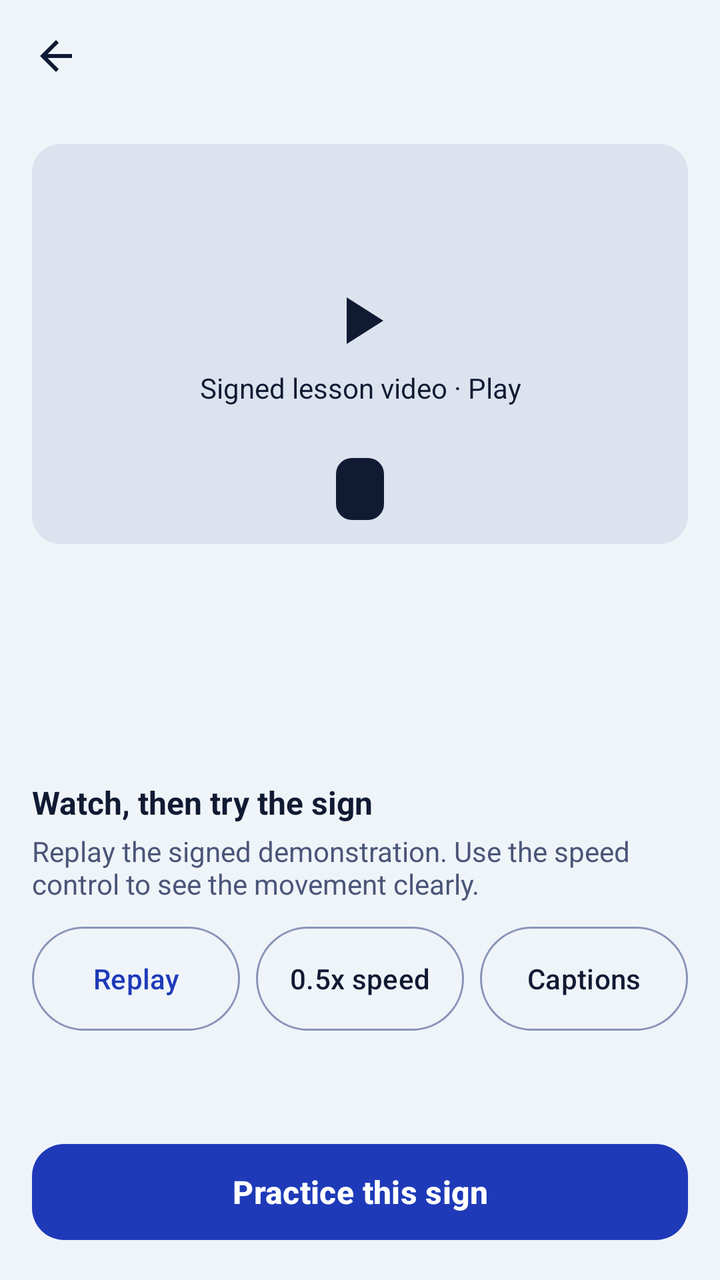
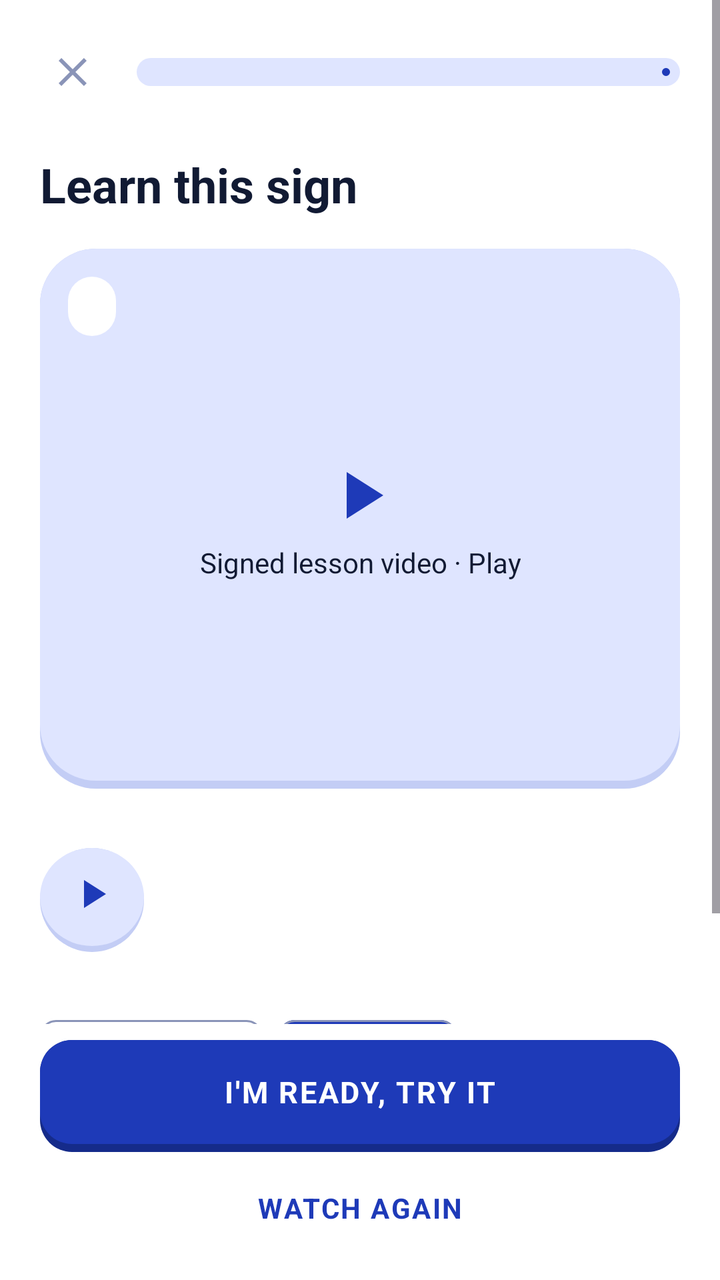

Compare the two renders of this Android layout. The source of the first and the diff that turns it into the second are given below.
<!-- AndroidManifest.xml: application theme Theme.Senyas -->
<!-- res/layout/fragment_sign_lesson.xml -->
<?xml version="1.0" encoding="utf-8"?>
<LinearLayout xmlns:android="http://schemas.android.com/apk/res/android"
    xmlns:app="http://schemas.android.com/apk/res-auto"
    android:layout_width="match_parent"
    android:layout_height="match_parent"
    android:orientation="vertical">

    <include layout="@layout/view_top_bar" />

    <ScrollView
        android:layout_width="match_parent"
        android:layout_height="0dp"
        android:layout_weight="1">

        <LinearLayout
            android:layout_width="match_parent"
            android:layout_height="wrap_content"
            android:orientation="vertical"
            android:padding="16dp">

            <FrameLayout
                android:id="@+id/video_box"
                android:layout_width="match_parent"
                android:layout_height="200dp"
                android:background="@drawable/bg_tile"
                android:backgroundTint="@color/skeleton"
                android:contentDescription="@string/signed_lesson_video_placeholder">

                <com.benten.senyas.SignVideoView
                    android:id="@+id/sign_video"
                    android:layout_width="match_parent"
                    android:layout_height="match_parent"
                    android:visibility="gone" />

                <LinearLayout
                    android:id="@+id/video_placeholder"
                    android:layout_width="wrap_content"
                    android:layout_height="wrap_content"
                    android:layout_gravity="center"
                    android:gravity="center"
                    android:orientation="vertical">

                    <ImageView android:id="@+id/iv_play" android:layout_width="40dp" android:layout_height="40dp" android:importantForAccessibility="no" android:src="@drawable/ic_play" app:tint="@color/text_primary" />
                    <TextView android:id="@+id/tv_video_state" android:layout_width="wrap_content" android:layout_height="wrap_content" android:layout_marginTop="4dp" android:gravity="center" android:text="@string/signed_lesson_video_play" android:textColor="@color/text_primary" android:textSize="14sp" />
                </LinearLayout>

                <TextView
                    android:id="@+id/tv_caption"
                    android:layout_width="wrap_content"
                    android:layout_height="wrap_content"
                    android:layout_gravity="bottom|center_horizontal"
                    android:layout_marginBottom="12dp"
                    android:background="@drawable/bg_tag"
                    android:backgroundTint="@color/navy"
                    android:paddingHorizontal="12dp"
                    android:paddingVertical="6dp"
                    android:textColor="@color/white"
                    android:textSize="14sp" />
            </FrameLayout>

            <TextView android:id="@+id/tv_video_credit" android:layout_width="match_parent" android:layout_height="wrap_content" android:layout_marginTop="6dp" android:text="@string/video_credit_fsl105" android:textColor="@color/text_secondary" android:textSize="12sp" android:visibility="gone" />

            <TextView android:id="@+id/tv_count" android:layout_width="match_parent" android:layout_height="wrap_content" android:layout_marginTop="16dp" android:textColor="@color/text_secondary" android:textSize="13sp" />
            <TextView android:id="@+id/tv_word" android:layout_width="match_parent" android:layout_height="wrap_content" android:textColor="@color/text_primary" android:textSize="32sp" android:textStyle="bold" />
            <TextView android:id="@+id/tv_translation" android:layout_width="match_parent" android:layout_height="wrap_content" android:textColor="@color/text_secondary" android:textSize="16sp" />

            <TextView android:layout_width="match_parent" android:layout_height="wrap_content" android:layout_marginTop="20dp" android:text="@string/watch_then_try_the_sign" android:textColor="@color/text_primary" android:textSize="16sp" android:textStyle="bold" />
            <TextView android:layout_width="match_parent" android:layout_height="wrap_content" android:layout_marginTop="4dp" android:text="@string/replay_the_signed_demonstration_use" android:textColor="@color/text_secondary" android:textSize="14sp" />

            <LinearLayout
                android:layout_width="match_parent"
                android:layout_height="wrap_content"
                android:layout_marginTop="12dp"
                android:orientation="horizontal">

                <com.google.android.material.button.MaterialButton android:id="@+id/btn_replay" style="?attr/materialButtonOutlinedStyle" android:paddingHorizontal="8dp" android:layout_width="0dp" android:layout_height="wrap_content" android:minHeight="52dp" android:layout_weight="1" android:layout_marginEnd="8dp" android:insetTop="0dp" android:insetBottom="0dp" android:text="@string/replay" />
                <com.google.android.material.button.MaterialButton android:id="@+id/btn_speed" style="?attr/materialButtonOutlinedStyle" android:paddingHorizontal="8dp" android:layout_width="0dp" android:layout_height="wrap_content" android:minHeight="52dp" android:layout_weight="1" android:layout_marginEnd="8dp" android:insetTop="0dp" android:insetBottom="0dp" android:checkable="true" android:text="@string/speed_off" />
                <com.google.android.material.button.MaterialButton android:id="@+id/btn_captions" style="?attr/materialButtonOutlinedStyle" android:paddingHorizontal="8dp" android:layout_width="0dp" android:layout_height="wrap_content" android:minHeight="52dp" android:layout_weight="1" android:insetTop="0dp" android:insetBottom="0dp" android:checkable="true" android:checked="true" android:text="@string/captions" />
            </LinearLayout>
        </LinearLayout>
    </ScrollView>

    <com.google.android.material.button.MaterialButton
        android:id="@+id/btn_practice"
        android:layout_width="match_parent"
        android:layout_height="56dp"
        android:layout_margin="16dp"
        android:text="@string/practice_this_sign"
        android:textSize="16sp"
        android:textStyle="bold"
        app:cornerRadius="16dp" />
</LinearLayout>
<!-- res/layout/view_top_bar.xml (included above) -->
<?xml version="1.0" encoding="utf-8"?>
<LinearLayout xmlns:android="http://schemas.android.com/apk/res/android"
    android:layout_width="match_parent"
    android:layout_height="56dp"
    android:gravity="center_vertical"
    android:orientation="horizontal"
    android:paddingStart="4dp"
    android:paddingEnd="16dp">

    <ImageButton
        android:id="@+id/btn_back"
        android:layout_width="48dp"
        android:layout_height="48dp"
        android:background="?attr/selectableItemBackgroundBorderless"
        android:contentDescription="@string/back"
        android:src="@drawable/ic_back"
        android:tint="@color/text_primary" />

    <TextView
        android:id="@+id/tv_bar_title"
        android:layout_width="wrap_content"
        android:layout_height="wrap_content"
        android:layout_marginStart="4dp"
        android:textColor="@color/text_primary"
        android:textSize="20sp"
        android:textStyle="bold" />
</LinearLayout>
<!-- resources referenced by this layout -->
<resources>
  <color name="skeleton">#DCE3EE</color>
  <!-- drawable bg_tag (drawable) -->
  <?xml version="1.0" encoding="utf-8"?>
  <shape xmlns:android="http://schemas.android.com/apk/res/android" android:shape="rectangle">
      <solid android:color="@color/surface" />
      <corners android:radius="8dp" />
  </shape>
  <!-- drawable bg_tile (drawable) -->
  <?xml version="1.0" encoding="utf-8"?>
  <shape xmlns:android="http://schemas.android.com/apk/res/android" android:shape="rectangle">
      <solid android:color="@color/surface" />
      <corners android:radius="14dp" />
  </shape>
  <!-- drawable ic_back (drawable) -->
  <?xml version="1.0" encoding="utf-8"?>
  <vector xmlns:android="http://schemas.android.com/apk/res/android"
      android:width="24dp" android:height="24dp"
      android:viewportWidth="24" android:viewportHeight="24"
      android:tint="?attr/colorControlNormal">
      <path android:fillColor="@android:color/white" android:pathData="M20,11H7.83l5.59,-5.59L12,4l-8,8 8,8 1.41,-1.41L7.83,13H20v-2z" />
  </vector>
  <string name="back">Back</string>
  <string name="practice_this_sign">Practice this sign</string>
  <string name="replay_the_signed_demonstration_use">Replay the signed demonstration. Use the speed control to see the movement clearly.</string>
  <string name="speed_off">0.5x speed</string>
  <string name="watch_then_try_the_sign">Watch, then try the sign</string>
  <!-- unchanged entries left out for length: 19 -->
</resources>

<!-- the commit's change to res/layout/fragment_sign_lesson.xml (unified diff, before → after) -->
@@ -3,33 +3,78 @@
     xmlns:app="http://schemas.android.com/apk/res-auto"
     android:layout_width="match_parent"
     android:layout_height="match_parent"
+    android:background="@color/surface"
     android:orientation="vertical">
-
-    <include layout="@layout/view_top_bar" />
 
     <ScrollView
         android:layout_width="match_parent"
         android:layout_height="0dp"
-        android:layout_weight="1">
+        android:layout_weight="1"
+        android:overScrollMode="never">
 
         <LinearLayout
             android:layout_width="match_parent"
             android:layout_height="wrap_content"
             android:orientation="vertical"
-            android:padding="16dp">
-
+            android:paddingStart="20dp"
+            android:paddingTop="12dp"
+            android:paddingEnd="20dp"
+            android:paddingBottom="20dp">
+
+            <LinearLayout
+                android:layout_width="match_parent"
+                android:layout_height="wrap_content"
+                android:gravity="center_vertical"
+                android:orientation="horizontal">
+
+                <ImageButton
+                    android:id="@+id/btn_back"
+                    android:layout_width="48dp"
+                    android:layout_height="48dp"
+                    android:layout_marginStart="-8dp"
+                    android:background="?attr/selectableItemBackgroundBorderless"
+                    android:contentDescription="@string/close"
+                    android:src="@drawable/ic_close"
+                    android:tint="@color/outline" />
+
+                
+                <com.google.android.material.progressindicator.LinearProgressIndicator
+                    android:id="@+id/lesson_progress"
+                    android:layout_width="0dp"
+                    android:layout_height="wrap_content"
+                    android:layout_marginStart="8dp"
+                    android:layout_weight="1"
+                    android:max="100"
+                    app:indicatorColor="@color/senyas_blue"
+                    app:trackColor="@color/blue_container"
+                    app:trackCornerRadius="8dp"
+                    app:trackThickness="14dp" />
+            </LinearLayout>
+
+            <TextView
+                android:id="@+id/tv_bar_title"
+                android:layout_width="match_parent"
+                android:layout_height="wrap_content"
+                android:layout_marginTop="16dp"
+                android:text="@string/learn_this_sign"
+                android:textColor="@color/text_primary"
+                android:textSize="24sp"
+                android:textStyle="bold" />
+
+            
             <FrameLayout
                 android:id="@+id/video_box"
                 android:layout_width="match_parent"
-                android:layout_height="200dp"
-                android:background="@drawable/bg_tile"
-                android:backgroundTint="@color/skeleton"
+                android:layout_height="270dp"
+                android:layout_marginTop="16dp"
+                android:background="@drawable/bg_hand_card"
                 android:contentDescription="@string/signed_lesson_video_placeholder">
 
                 <com.benten.senyas.SignVideoView
                     android:id="@+id/sign_video"
                     android:layout_width="match_parent"
                     android:layout_height="match_parent"
+                    android:layout_marginBottom="4dp"
                     android:visibility="gone" />
 
                 <LinearLayout
@@ -38,83 +83,156 @@
                     android:layout_height="wrap_content"
                     android:layout_gravity="center"
                     android:gravity="center"
-                    android:orientation="vertical">
-
-                    <ImageView android:id="@+id/iv_play" android:layout_width="40dp" android:layout_height="40dp" android:importantForAccessibility="no" android:src="@drawable/ic_play" app:tint="@color/text_primary" />
-                    <TextView android:id="@+id/tv_video_state" android:layout_width="wrap_content" android:layout_height="wrap_content" android:layout_marginTop="4dp" android:gravity="center" android:text="@string/signed_lesson_video_play" android:textColor="@color/text_primary" android:textSize="14sp" />
+                    android:orientation="vertical"
+                    android:paddingHorizontal="16dp">
+
+                    <ImageView
+                        android:id="@+id/iv_play"
+                        android:layout_width="40dp"
+                        android:layout_height="40dp"
+                        android:importantForAccessibility="no"
+                        android:src="@drawable/ic_play"
+                        app:tint="@color/accent" />
+
+                    <TextView
+                        android:id="@+id/tv_video_state"
+                        android:layout_width="wrap_content"
+                        android:layout_height="wrap_content"
+                        android:layout_marginTop="4dp"
+                        android:gravity="center"
+                        android:text="@string/signed_lesson_video_play"
+                        android:textColor="@color/text_primary"
+                        android:textSize="14sp" />
                 </LinearLayout>
 
+                
                 <TextView
                     android:id="@+id/tv_caption"
                     android:layout_width="wrap_content"
                     android:layout_height="wrap_content"
-                    android:layout_gravity="bottom|center_horizontal"
-                    android:layout_marginBottom="12dp"
-                    android:background="@drawable/bg_tag"
-                    android:backgroundTint="@color/navy"
+                    android:layout_gravity="top|start"
+                    android:layout_margin="14dp"
+                    android:background="@drawable/bg_tag_label"
                     android:paddingHorizontal="12dp"
                     android:paddingVertical="6dp"
-                    android:textColor="@color/white"
-                    android:textSize="14sp" />
+                    android:textColor="@color/navy"
+                    android:textSize="13sp"
+                    android:textStyle="bold" />
             </FrameLayout>
 
-            <TextView android:id="@+id/tv_video_credit" android:layout_width="match_parent" android:layout_height="wrap_content" android:layout_marginTop="6dp" android:text="@string/video_credit_fsl105" android:textColor="@color/text_secondary" android:textSize="12sp" android:visibility="gone" />
-
-            <TextView android:id="@+id/tv_count" android:layout_width="match_parent" android:layout_height="wrap_content" android:layout_marginTop="16dp" android:textColor="@color/text_secondary" android:textSize="13sp" />
-            <TextView android:id="@+id/tv_word" android:layout_width="match_parent" android:layout_height="wrap_content" android:textColor="@color/text_primary" android:textSize="32sp" android:textStyle="bold" />
-            <TextView android:id="@+id/tv_translation" android:layout_width="match_parent" android:layout_height="wrap_content" android:textColor="@color/text_secondary" android:textSize="16sp" />
-
-            <TextView android:layout_width="match_parent" android:layout_height="wrap_content" android:layout_marginTop="20dp" android:text="@string/watch_then_try_the_sign" android:textColor="@color/text_primary" android:textSize="16sp" android:textStyle="bold" />
-            <TextView android:layout_width="match_parent" android:layout_height="wrap_content" android:layout_marginTop="4dp" android:text="@string/replay_the_signed_demonstration_use" android:textColor="@color/text_secondary" android:textSize="14sp" />
+            <TextView
+                android:id="@+id/tv_video_credit"
+                android:layout_width="match_parent"
+                android:layout_height="wrap_content"
+                android:layout_marginTop="8dp"
+                android:text="@string/video_credit_fsl105"
+                android:textColor="@color/text_secondary"
+                android:textSize="12sp"
+                android:visibility="gone" />
 
             <LinearLayout
                 android:layout_width="match_parent"
                 android:layout_height="wrap_content"
-                android:layout_marginTop="12dp"
+                android:layout_marginTop="16dp"
+                android:gravity="center_vertical"
                 android:orientation="horizontal">
 
-                <com.google.android.material.button.MaterialButton android:id="@+id/btn_replay" style="?attr/materialButtonOutlinedStyle" android:paddingHorizontal="8dp" android:layout_width="0dp" android:layout_height="wrap_content" android:minHeight="52dp" android:layout_weight="1" android:layout_marginEnd="8dp" android:insetTop="0dp" android:insetBottom="0dp" android:text="@string/replay" />
-                <com.google.android.material.button.MaterialButton android:id="@+id/btn_speed" style="?attr/materialButtonOutlinedStyle" android:paddingHorizontal="8dp" android:layout_width="0dp" android:layout_height="wrap_content" android:minHeight="52dp" android:layout_weight="1" android:layout_marginEnd="8dp" android:insetTop="0dp" android:insetBottom="0dp" android:checkable="true" android:text="@string/speed_off" />
-                <com.google.android.material.button.MaterialButton android:id="@+id/btn_captions" style="?attr/materialButtonOutlinedStyle" android:paddingHorizontal="8dp" android:layout_width="0dp" android:layout_height="wrap_content" android:minHeight="52dp" android:layout_weight="1" android:insetTop="0dp" android:insetBottom="0dp" android:checkable="true" android:checked="true" android:text="@string/captions" />
+                <FrameLayout
+                    android:id="@+id/btn_replay"
+                    android:layout_width="52dp"
+                    android:layout_height="52dp"
+                    android:background="@drawable/bg_play_btn"
+                    android:clickable="true"
+                    android:contentDescription="@string/replay"
+                    android:focusable="true">
+
+                    <ImageView
+                        android:layout_width="24dp"
+                        android:layout_height="24dp"
+                        android:layout_gravity="center"
+                        android:layout_marginBottom="3dp"
+                        android:importantForAccessibility="no"
+                        android:src="@drawable/ic_play"
+                        app:tint="@color/accent" />
+                </FrameLayout>
+
+                <LinearLayout
+                    android:layout_width="0dp"
+                    android:layout_height="wrap_content"
+                    android:layout_marginStart="14dp"
+                    android:layout_weight="1"
+                    android:orientation="vertical">
+
+                    <TextView
+                        android:id="@+id/tv_count"
+                        android:layout_width="wrap_content"
+                        android:layout_height="wrap_content"
+                        android:textColor="@color/text_secondary"
+                        android:textSize="13sp" />
+
+                    <TextView
+                        android:id="@+id/tv_word"
+                        android:layout_width="wrap_content"
+                        android:layout_height="wrap_content"
+                        android:textColor="@color/text_primary"
+                        android:textSize="30sp"
+                        android:textStyle="bold" />
+
+                    <TextView
+                        android:id="@+id/tv_translation"
+                        android:layout_width="wrap_content"
+                        android:layout_height="wrap_content"
+                        android:textColor="@color/text_secondary"
+                        android:textSize="16sp" />
+                </LinearLayout>
+            </LinearLayout>
+
+            <LinearLayout
+                android:layout_width="match_parent"
+                android:layout_height="wrap_content"
+                android:layout_marginTop="16dp"
+                android:orientation="horizontal">
+
+                
+                <com.google.android.material.chip.Chip
+                    android:id="@+id/chip_slow"
+                    style="@style/Widget.Senyas.Chip"
+                    android:layout_width="wrap_content"
+                    android:layout_height="wrap_content"
+                    android:layout_marginEnd="8dp"
+                    android:checkable="true"
+                    android:text="@string/slow_motion" />
+
+                <com.google.android.material.chip.Chip
+                    android:id="@+id/chip_captions"
+                    style="@style/Widget.Senyas.Chip"
+                    android:layout_width="wrap_content"
+                    android:layout_height="wrap_content"
+                    android:checkable="true"
+                    android:checked="true"
+                    android:text="@string/captions" />
             </LinearLayout>
         </LinearLayout>
     </ScrollView>
 
-    <com.google.android.material.button.MaterialButton
-        android:id="@+id/btn_practice"
+    <LinearLayout
         android:layout_width="match_parent"
-        android:layout_height="56dp"
-        android:layout_margin="16dp"
-        android:text="@string/practice_this_sign"
-        android:textSize="16sp"
-        android:textStyle="bold"
-        app:cornerRadius="16dp" />
+        android:layout_height="wrap_content"
+        android:orientation="vertical"
+        android:paddingStart="20dp"
+        android:paddingTop="8dp"
+        android:paddingEnd="20dp"
+        android:paddingBottom="12dp">
+
+        <TextView
+            android:id="@+id/btn_practice"
+            style="@style/Widget.Senyas.Btn3D.Primary"
+            android:text="@string/im_ready" />
+
+        <TextView
+            android:id="@+id/btn_watch_again"
+            style="@style/Widget.Senyas.LinkBtn"
+            android:layout_marginTop="4dp"
+            android:text="@string/watch_again" />
+    </LinearLayout>
 </LinearLayout>
-<!-- res/layout/view_top_bar.xml (included above) -->
-<?xml version="1.0" encoding="utf-8"?>
-<LinearLayout xmlns:android="http://schemas.android.com/apk/res/android"
-    android:layout_width="match_parent"
-    android:layout_height="56dp"
-    android:gravity="center_vertical"
-    android:orientation="horizontal"
-    android:paddingStart="4dp"
-    android:paddingEnd="16dp">
-
-    <ImageButton
-        android:id="@+id/btn_back"
-        android:layout_width="48dp"
-        android:layout_height="48dp"
-        android:background="?attr/selectableItemBackgroundBorderless"
-        android:contentDescription="@string/back"
-        android:src="@drawable/ic_back"
-        android:tint="@color/text_primary" />
-
-    <TextView
-        android:id="@+id/tv_bar_title"
-        android:layout_width="wrap_content"
-        android:layout_height="wrap_content"
-        android:layout_marginStart="4dp"
-        android:textColor="@color/text_primary"
-        android:textSize="20sp"
-        android:textStyle="bold" />
-</LinearLayout>
<!-- resource entries referenced after the edit -->
@@ -1,31 +1,85 @@
 <!-- resources referenced by this layout -->
 <resources>
-  <color name="skeleton">#DCE3EE</color>
-  <!-- drawable bg_tag (drawable) -->
+  <color name="accent">#1E3AB8</color>
+  <!-- drawable bg_hand_card (drawable) -->
+  <?xml version="1.0" encoding="utf-8"?>
+  <layer-list xmlns:android="http://schemas.android.com/apk/res/android">
+      <item><shape><solid android:color="@color/blue_container_edge" /><corners android:radius="28dp" /></shape></item>
+      <item android:bottom="4dp"><shape><solid android:color="@color/blue_container" /><corners android:radius="28dp" /></shape></item>
+  </layer-list>
+  <!-- drawable bg_play_btn (drawable) -->
+  <?xml version="1.0" encoding="utf-8"?>
+  <layer-list xmlns:android="http://schemas.android.com/apk/res/android">
+      <item><shape android:shape="oval"><solid android:color="@color/blue_container_edge" /></shape></item>
+      <item android:bottom="3dp"><shape android:shape="oval"><solid android:color="@color/blue_container" /></shape></item>
+  </layer-list>
+  <!-- drawable bg_tag_label (drawable) -->
   <?xml version="1.0" encoding="utf-8"?>
   <shape xmlns:android="http://schemas.android.com/apk/res/android" android:shape="rectangle">
-      <solid android:color="@color/surface" />
-      <corners android:radius="8dp" />
-  </shape>
-  <!-- drawable bg_tile (drawable) -->
-  <?xml version="1.0" encoding="utf-8"?>
-  <shape xmlns:android="http://schemas.android.com/apk/res/android" android:shape="rectangle">
-      <solid android:color="@color/surface" />
+      <solid android:color="@color/white" />
       <corners android:radius="14dp" />
   </shape>
-  <!-- drawable ic_back (drawable) -->
+  <!-- drawable ic_close (drawable) -->
   <?xml version="1.0" encoding="utf-8"?>
   <vector xmlns:android="http://schemas.android.com/apk/res/android"
-      android:width="24dp" android:height="24dp"
-      android:viewportWidth="24" android:viewportHeight="24"
+      android:width="24dp" android:height="24dp" android:viewportWidth="24" android:viewportHeight="24"
       android:tint="?attr/colorControlNormal">
-      <path android:fillColor="@android:color/white" android:pathData="M20,11H7.83l5.59,-5.59L12,4l-8,8 8,8 1.41,-1.41L7.83,13H20v-2z" />
+      <path android:fillColor="@android:color/white" android:pathData="M19,6.41L17.59,5 12,10.59 6.41,5 5,6.41 10.59,12 5,17.59 6.41,19 12,13.41 17.59,19 19,17.59 13.41,12z" />
   </vector>
-  <string name="back">Back</string>
-  <string name="practice_this_sign">Practice this sign</string>
-  <string name="replay_the_signed_demonstration_use">Replay the signed demonstration. Use the speed control to see the movement clearly.</string>
-  <string name="speed_off">0.5x speed</string>
-  <string name="watch_then_try_the_sign">Watch, then try the sign</string>
+  <string name="close">Close</string>
+  <string name="im_ready">I\'m ready, try it</string>
+  <string name="learn_this_sign">Learn this sign</string>
+  <string name="slow_motion">Slow motion</string>
+  <string name="watch_again">Watch again</string>
+  <style name="Widget.Senyas.Btn3D.Primary">
+          <item name="android:background">@drawable/btn_primary</item>
+          <item name="android:textColor">@color/white</item>
+      </style>
+  <style name="Widget.Senyas.Chip" parent="Widget.Material3.Chip.Filter">
+          <item name="chipBackgroundColor">@color/chip_bg</item>
+          <item name="android:textColor">@color/chip_text</item>
+          <item name="chipStrokeColor">@color/outline</item>
+          <item name="chipStrokeWidth">1dp</item>
+          <item name="checkedIconVisible">false</item>
+          <item name="chipMinHeight">40dp</item>
+          <item name="android:textSize">14sp</item>
+      </style>
+  <style name="Widget.Senyas.LinkBtn" parent="">
+          <item name="android:layout_width">match_parent</item>
+          <item name="android:layout_height">48dp</item>
+          <item name="android:gravity">center</item>
+          <item name="android:textAllCaps">true</item>
+          <item name="android:textSize">14sp</item>
+          <item name="android:textStyle">bold</item>
+          <item name="android:letterSpacing">0.06</item>
+          <item name="android:textColor">@color/accent</item>
+          <item name="android:background">?attr/selectableItemBackground</item>
+          <item name="android:clickable">true</item>
+          <item name="android:focusable">true</item>
+      </style>
+  <color name="blue_container_edge">#C3CDF5</color>
+  <!-- drawable btn_primary (drawable) -->
+  <?xml version="1.0" encoding="utf-8"?>
+  <selector xmlns:android="http://schemas.android.com/apk/res/android">
+      <item android:state_enabled="false">
+          <layer-list>
+              <item android:bottom="0dp"><shape><solid android:color="@color/tag_grey" /><corners android:radius="16dp" /></shape></item>
+          </layer-list>
+      </item>
+      <item android:state_pressed="true">
+          <layer-list>
+              <item android:top="4dp"><shape><solid android:color="@color/senyas_blue" /><corners android:radius="16dp" /></shape></item>
+          </layer-list>
+      </item>
+      <item>
+          <layer-list>
+              <item><shape><solid android:color="@color/blue_edge" /><corners android:radius="16dp" /></shape></item>
+              <item android:bottom="4dp"><shape><solid android:color="@color/senyas_blue" /><corners android:radius="16dp" /></shape></item>
+          </layer-list>
+      </item>
+  </selector>
+  <color name="tag_grey">#E6E8EE</color>
+  <color name="blue_edge">#152B8A</color>
   <!-- unchanged entries left out for length: 19 -->
 </resources>
 
